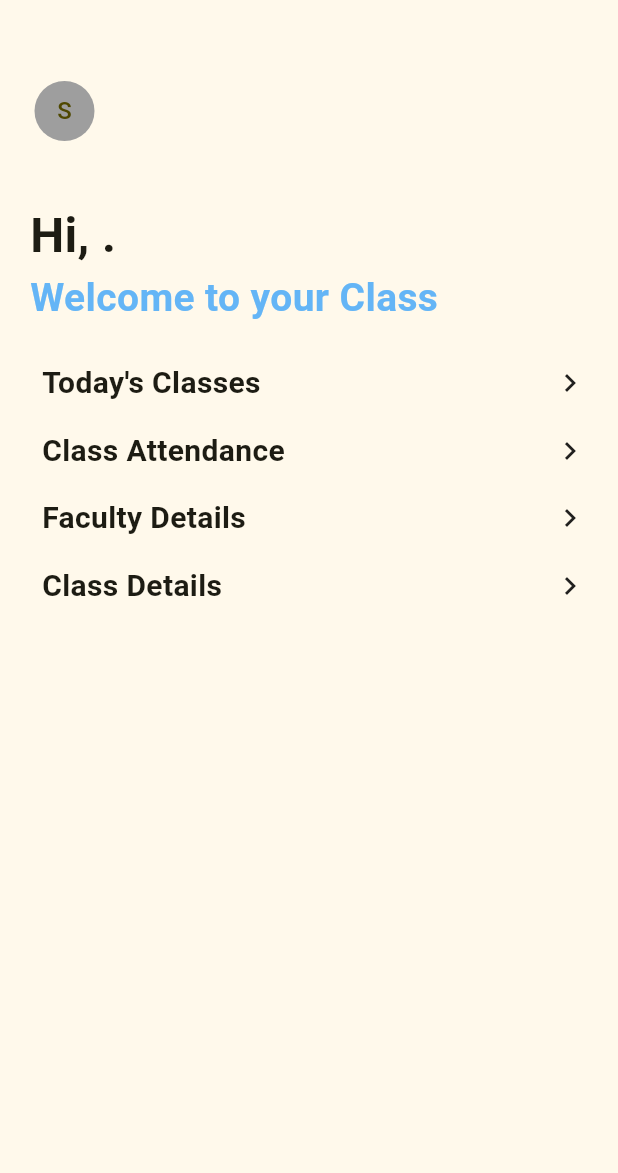
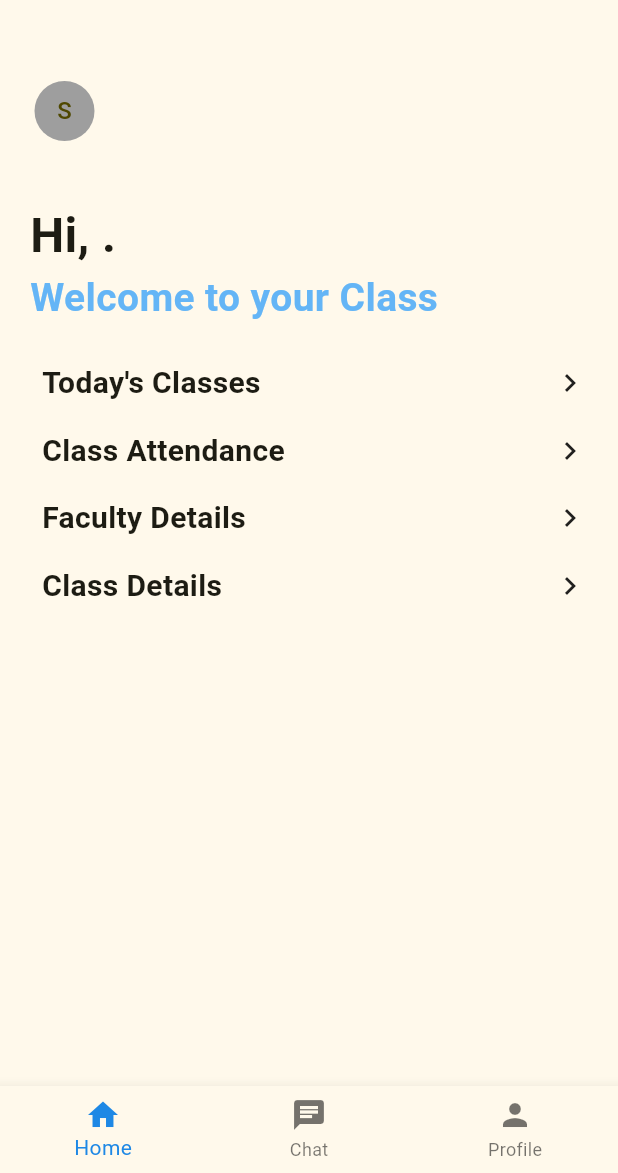
Before and after one commit to devanganaB/attendance_monitoring, a Flutter app: the FHome screen opened directly, in the side drawer, after a tap on the "calendar today" icon, on a phone screen of 412 x 824 dp, the part 63-1236 px from its top. Run offline on Flutter 3.47's test engine with Material 3 defaults, Android fonts, the phone set to English and light mode, and no system bars; our stand-ins replace animated_toggle_switch, calendar_date_picker2, camera, cloud_firestore, firebase_auth, firebase_core and 8 more; missing offline and left inert: dart:html, flutter_barcode_scanner, flutter_polyline_points, google_gemini, map_autocomplete_field; accounts and stored records are empty; project files that could hold a hidden picture were left out.

Commit message:
drawer ui changes, otp function changes

```diff
--- a/lib/screen/drawer.dart
+++ b/lib/screen/drawer.dart
@@ -68,7 +68,34 @@ class _CustomDrawerState extends State<CustomDrawer> {
                   ),
                 ),
               ]),
-            ]),
+              ListTile(
+                leading: Icon(Icons.calendar_today),
+                title: Text('Calendar'),
+                onTap: () {
+                  // Navigate to Calendar screen
+                },
+              ),
+              ListTile(
+                leading: Icon(Icons.people),
+                title: Text('Classmates'),
+                onTap: () {
+                  // Navigate to Classmates screen
+                },
+              ),
+              ListTile(
+                leading: Icon(Icons.message),
+                title: Text('Messages'),
+                onTap: () {
+                  // Navigate to Messages screen
+                },
+              ),
+              Divider(),
+              ListTile(
+                leading: Icon(Icons.settings),
+                title: Text('Settings'),
+                onTap: () {
+                  // Navigate to Settings screen
+                },
               ),
               ListTile(
                 leading: Icon(Icons.logout),
@@ -109,6 +136,47 @@ class _CustomDrawerState extends State<CustomDrawer> {
                   );
                 },
               ),
+            ]),
+          ),
+          // ListTile(
+          //   leading: Icon(Icons.logout),
+          //   title: Text('Logout'),
+          //   onTap: () async {
+          //     showDialog(
+          //       context: context,
+          //       builder: (BuildContext context) {
+          //         return AlertDialog(
+          //           title: Text(
+          //             "Logout",
+          //           ),
+          //           content: Text('Are you sure you want to logout?'),
+          //           actions: [
+          //             TextButton(
+          //               onPressed: () {
+          //                 // Close the dialog
+          //                 Navigator.of(context).pop();
+          //               },
+          //               child: Text('No'),
+          //             ),
+          //             TextButton(
+          //               onPressed: () async {
+          //                 AuthService.logout();
+
+          //                 Navigator.pushReplacement(
+          //                     context,
+          //                     MaterialPageRoute(
+          //                         builder: (context) => LoginScreen()));
+          //                 // SystemNavigator.pop();
+          //                 // SystemNavigator.pop();
+          //               },
+          //               child: Text('Yes'),
+          //             ),
+          //           ],
+          //         );
+          //       },
+          //     );
+          //   },
+          // ),
         ],
       ),
     );
--- a/lib/screen/fhome.dart
+++ b/lib/screen/fhome.dart
@@ -1,3 +1,4 @@
+import 'package:attendance_monitoring/screen/chat.dart';
 import 'package:attendance_monitoring/screen/common/customdropdown.dart';
 import 'package:attendance_monitoring/screen/drawer.dart';
 import 'package:attendance_monitoring/services/auth.dart';
@@ -141,6 +142,39 @@ class _FHomeState extends State<FHome> {
           ),
         ),
       ),
+      bottomNavigationBar: BottomNavigationBar(
+        items: const <BottomNavigationBarItem>[
+          BottomNavigationBarItem(
+            icon: Icon(Icons.home),
+            label: 'Home',
+          ),
+          BottomNavigationBarItem(
+            icon: Icon(Icons.chat),
+            label: 'Chat',
+          ),
+          BottomNavigationBarItem(
+            icon: Icon(Icons.person),
+            label: 'Profile',
+          ),
+        ],
+        currentIndex: 0, // Set initial selected index (optional)
+        selectedItemColor: Colors.blue[600], // Customize selected item color
+        onTap: (int index) {
+          switch (index) {
+            case 0:
+              // Handle Home button press (usually no action needed)
+              break;
+            case 1:
+              // Navigate to Chat screen
+              Navigator.push(
+                  context, MaterialPageRoute(builder: (context) => Chat()));
+              break;
+            case 2:
+              // Handle Profile button press (navigate to profile screen if needed)
+              break;
+          }
+        },
+      ),
     );
   }
 
--- a/lib/screen/home.dart
+++ b/lib/screen/home.dart
@@ -37,8 +37,8 @@ class _HomeState extends State<Home> {
         final userData = await AuthService.getUserData(user.uid);
         if (userData != null) {
           setState(() {
-            _userName = userData['name'] ?? '';
-            _userEmail = userData['email'] ?? '';
+            _userName = userData['name'] ?? 'Devangana Barua';
+            _userEmail = userData['email'] ?? '2021.devangana.barua@ves.ac.in';
           });
         }
       }
--- a/lib/screen/studentscreen.dart
+++ b/lib/screen/studentscreen.dart
@@ -53,6 +53,11 @@ class _StudentScreenState extends State<StudentScreen> {
       if (user != null && user['role'] == 0) {
         final userId = user['uid'];
         await _firestoreService.createOrUpdateMetadataSubcollection(userId);
+        ScaffoldMessenger.of(context).showSnackBar(
+          SnackBar(
+            content: Text('Attendance Marked succesfully'),
+          ),
+        );
       }
     } else {
       // Show snackbar indicating unsuccessful QR scan or location mismatch
```
Also changed, not shown: lib/screen/phoneauth.dart (+5 -4 lines), lib/services/auth.dart (+72 -38 lines). Lines whose indentation alone changed are shown as unchanged.
